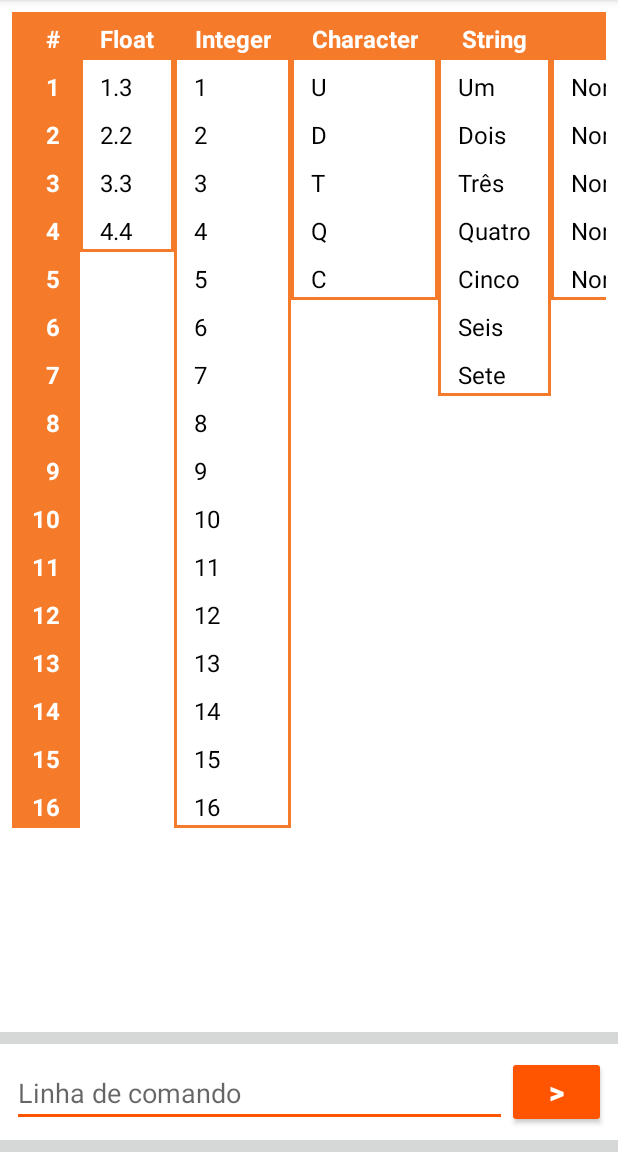
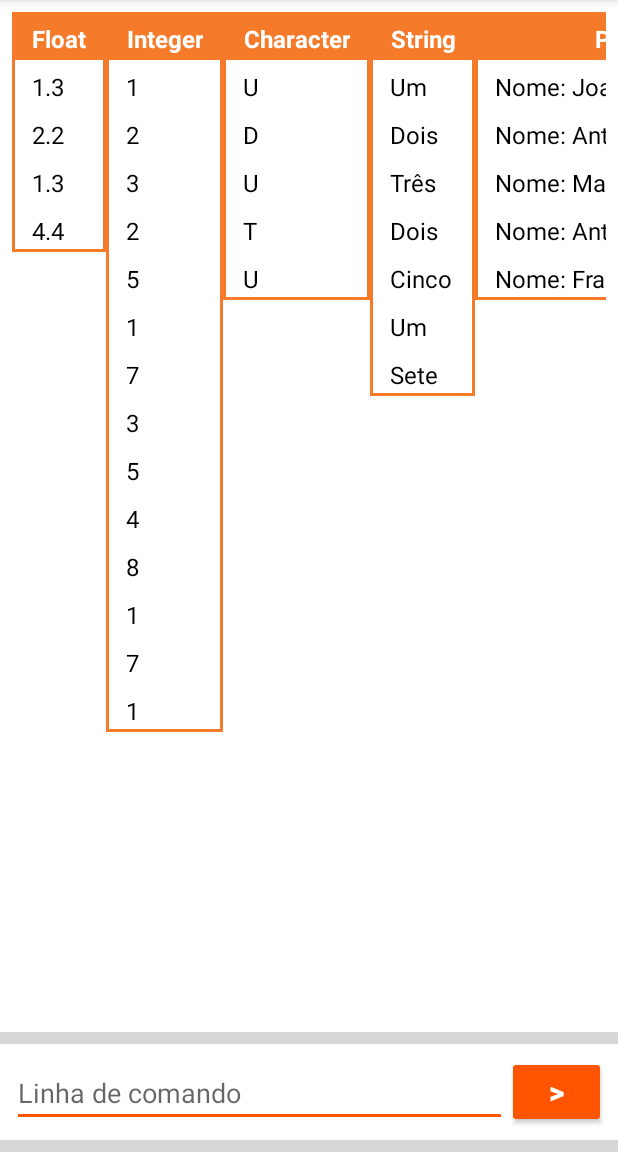
Before and after one commit to Anailson/Estatistica_Facil, an Android app: the screen it shows after launch (MainActivity), on a phone screen of 412 x 824 dp, the part 84-1236 px from its top. Run offline under Robolectric (Android 15) with nearby library versions, the phone set to English and light mode, and no system bars.

Commit message:
Change data default on Persistence. Refactoring both models and CustomTable building.

```diff
--- a/ProjectProb/app/src/main/java/com/sharktech/projectprob/customtable/CustomTable.java
+++ b/ProjectProb/app/src/main/java/com/sharktech/projectprob/customtable/CustomTable.java
@@ -10,6 +10,7 @@ import android.widget.ScrollView;
 import com.sharktech.projectprob.R;
 import com.sharktech.projectprob.customtable.Variable.IVariable;
 import com.sharktech.projectprob.models.VariableNumber;
+import com.sharktech.projectprob.models.VariableString;
 
 import java.util.ArrayList;
 
@@ -18,6 +19,7 @@ public class CustomTable {
     private Context mContext;
     private HorizontalScrollView mHorizontalContent;
     private ScrollView mContent;
+    private String mNoDataFound;
     private boolean mLineCounter;
 
     public CustomTable(Context context) {
@@ -25,11 +27,20 @@ public class CustomTable {
         init();
     }
 
+    public void setNoDataFound(int noDataFound){
+        setNoDataFound(mContext.getString(noDataFound));
+    }
+
+    public void setNoDataFound(String noDataFound){
+        this.mNoDataFound = noDataFound;
+    }
+
     public void setLineCounter(boolean lineCounter) {
         this.mLineCounter = lineCounter;
     }
 
     private void init() {
+        mNoDataFound = "";
 
         mContent = new ScrollView(mContext);
         mContent.setLayoutParams(getParams(ViewGroup.LayoutParams.MATCH_PARENT, ViewGroup.LayoutParams.WRAP_CONTENT));
@@ -43,7 +54,6 @@ public class CustomTable {
 
     public ViewGroup build(ArrayList<IVariable> variables) {
         LinearLayout layout = getHorizontalLayout();
-        mLineCounter = true;
         int nRows = nRows(variables);
 
         if (hasVariables(variables)) {
@@ -55,7 +65,7 @@ public class CustomTable {
 
         } else {
 
-            Variable title = Variable.newVariable(mContext, mContext.getString(R.string.txt_no_variable));
+            Variable title = new Variable<>(mContext, new VariableString(mNoDataFound));
             layout.addView(title.build());
         }
         mContent.addView(layout);
--- a/ProjectProb/app/src/main/java/com/sharktech/projectprob/models/VariableNumber.java
+++ b/ProjectProb/app/src/main/java/com/sharktech/projectprob/models/VariableNumber.java
@@ -59,7 +59,7 @@ public class VariableNumber implements Variable.IVariable {
         mValues.set(index, value);
     }
 
-    public class ValueInteger implements Cell.ICell<Number> {
+    public static class ValueInteger implements Cell.ICell<Number> {
 
         private Number mValue;
 
--- a/ProjectProb/app/src/main/java/com/sharktech/projectprob/models/VariablePersonModel.java
+++ b/ProjectProb/app/src/main/java/com/sharktech/projectprob/models/VariableObject.java
@@ -7,48 +7,52 @@ import java.util.ArrayList;
 import java.util.Arrays;
 import java.util.Locale;
 
-public class VariablePersonModel implements IVariable {
+public class VariableObject implements IVariable {
 
-    private ArrayList<ICell> mPersons;
+    private ArrayList<ICell> mObjects;
     private String mTitle;
 
-    public VariablePersonModel(String mTitle) {
+    public VariableObject(String mTitle) {
         this.mTitle = mTitle;
-        this.mPersons = new ArrayList<>();
+        this.mObjects = new ArrayList<>();
     }
 
-    public void add(Person person) {
-        this.mPersons.add(person);
+    public void add(ICell person) {
+        this.mObjects.add(person);
     }
 
-    public void add(Person[] persons) {
+    public void add(ICell[] persons) {
 
-        mPersons.addAll(Arrays.asList(persons));
+        mObjects.addAll(Arrays.asList(persons));
+    }
+
+    public void add(ArrayList<ICell> cells){
+        mObjects.addAll(cells);
     }
 
     @Override
     public String getTitle() {
-        return "Titulo: " + mTitle;
+        return mTitle.toUpperCase();
     }
 
     @Override
     public int nElements() {
-        return mPersons.size();
+        return mObjects.size();
     }
 
     @Override
     public ArrayList<ICell> getElements() {
-        return mPersons;
+        return mObjects;
     }
 
     @Override
     public ICell getElement(int index) {
-        return mPersons.get(index);
+        return mObjects.get(index);
     }
 
     @Override
     public void setElement(ICell value, int index) {
-        mPersons.set(index, value);
+        mObjects.set(index, value);
     }
 
 
--- a/ProjectProb/app/src/main/java/com/sharktech/projectprob/models/VariableString.java
+++ b/ProjectProb/app/src/main/java/com/sharktech/projectprob/models/VariableString.java
@@ -71,7 +71,7 @@ public class VariableString implements IVariable {
         mValues.add(index,  value);
     }
 
-    protected static class ValueString implements ICell<String> {
+    public static class ValueString implements ICell<String> {
 
         private String value;
 
--- a/ProjectProb/app/src/main/java/com/sharktech/projectprob/persistence/VariablePersistence.java
+++ b/ProjectProb/app/src/main/java/com/sharktech/projectprob/persistence/VariablePersistence.java
@@ -5,7 +5,7 @@ import android.content.Context;
 import com.sharktech.projectprob.customtable.Cell.ICell;
 import com.sharktech.projectprob.customtable.Variable.IVariable;
 import com.sharktech.projectprob.models.VariableNumber;
-import com.sharktech.projectprob.models.VariablePersonModel;
+import com.sharktech.projectprob.models.VariableObject;
 import com.sharktech.projectprob.models.VariableString;
 
 import java.util.ArrayList;
@@ -43,26 +43,26 @@ public class VariablePersistence {
         mVariables = new ArrayList<>();
 
 
-        VariablePersonModel person = new VariablePersonModel("Pessoa");
-        person.add(new VariablePersonModel.Person[]{
-            new VariablePersonModel.Person("Joao", 22),
-            new VariablePersonModel.Person("Antônio", 35),
-            new VariablePersonModel.Person("Maria", 23),
-            new VariablePersonModel.Person("Mateus", 12),
-            new VariablePersonModel.Person("Francisca", 52)
+        VariableObject person = new VariableObject("Pessoa");
+        person.add(new VariableObject.Person[]{
+            new VariableObject.Person("Joao", 22),
+            new VariableObject.Person("Antônio", 35),
+            new VariableObject.Person("Maria", 23),
+            new VariableObject.Person("Antônio", 35),
+            new VariableObject.Person("Francisca", 52)
         });
 
         VariableNumber flts = new VariableNumber("Float");
-        flts.add(new Float[]{1.3f, 2.2f, 3.3f, 4.4f});
+        flts.add(new Float[]{1.3f, 2.2f, 1.3f, 4.4f});
 
         VariableNumber ints = new VariableNumber("Integer");
-        ints.add(new Integer[]{1, 2, 3, 4, 5, 6, 7, 8, 9, 10, 11, 12, 13, 14, 15, 16});
+        ints.add(new Integer[]{1, 2, 3, 2, 5, 1, 7, 3, 5, 4, 8, 1, 7, 1});
 
         VariableString chars = new VariableString("Character");
-        chars.add(new Character[]{'U', 'D', 'T', 'Q', 'C'});
+        chars.add(new Character[]{'U', 'D', 'U', 'T', 'U'});
 
         VariableString strs = new VariableString("String");
-        strs.add(new String[]{"Um", "Dois", "Três", "Quatro", "Cinco", "Seis", "Sete"});
+        strs.add(new String[]{"Um", "Dois", "Três", "Dois", "Cinco", "Um", "Sete"});
 
         mVariables.add(flts);
         mVariables.add(ints);
--- a/ProjectProb/app/src/main/res/values/strings.xml
+++ b/ProjectProb/app/src/main/res/values/strings.xml
@@ -3,7 +3,8 @@
 
     <!-- Labels -->
     <string name="txt_default"> - </string>
-    <string name="txt_no_variable">Ainda não foi inserida nenhuma variável.</string>
+    <string name="txt_no_variable_inserted">Ainda não foi inserida nenhuma variável.</string>
+    <string name="txt_no_variable_selected">Nenhuma variável selecionada.</string>
 
     <string name="txt_cmd_line">Linha de comando</string>
     <string name="txt_data_analyse">Análise dos dados </string>
```
Also changed, not shown: ProjectProb/app/src/main/java/com/sharktech/projectprob/customtable/Variable.java (+0 -21 lines).
